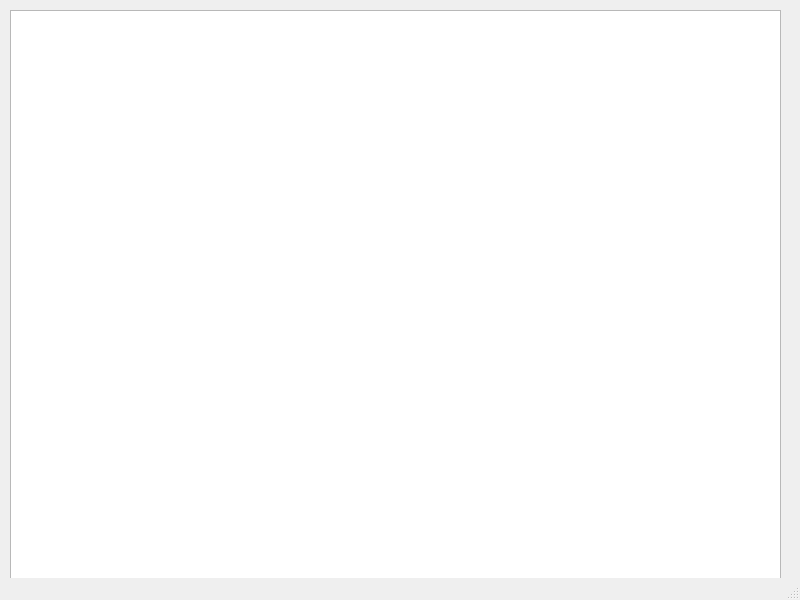
Qt form Paranoid/paranoidProject/mainwindow.ui (gbzinsheikk/Paranoid-OOP) before a commit.
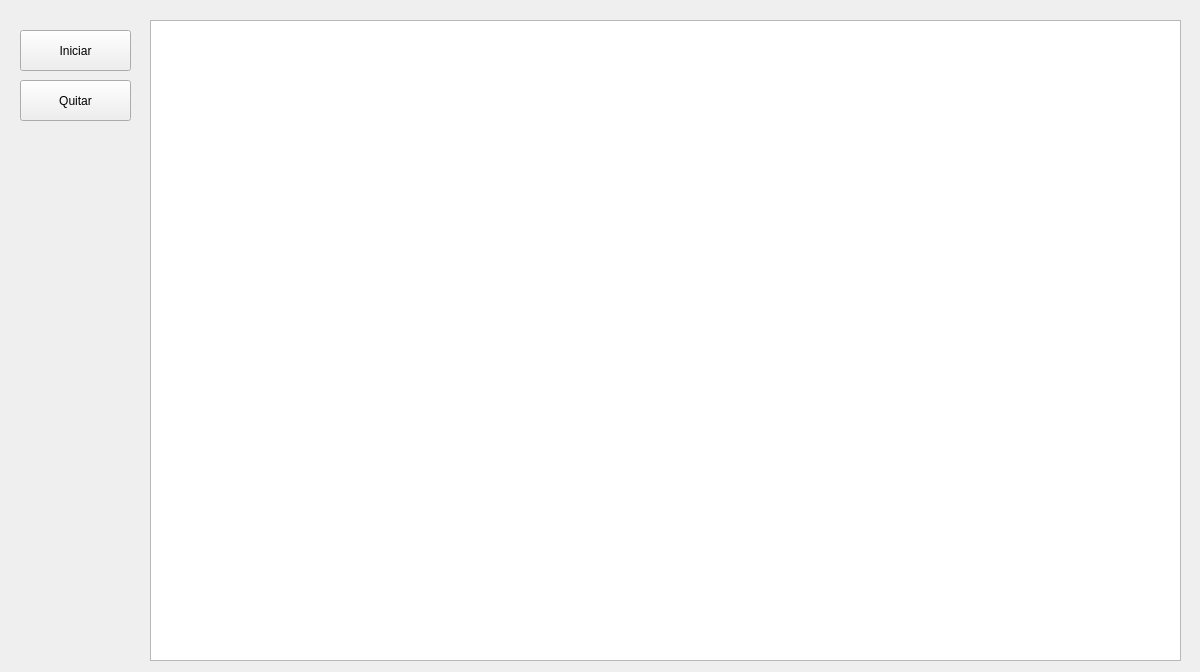
The same form after that commit.

The edit to the form file:
```diff
--- a/Paranoid/paranoidProject/mainwindow.ui
+++ b/Paranoid/paranoidProject/mainwindow.ui
@@ -6,26 +6,51 @@
    <rect>
     <x>0</x>
     <y>0</y>
-    <width>800</width>
-    <height>600</height>
+    <width>1200</width>
+    <height>672</height>
    </rect>
   </property>
   <property name="windowTitle">
    <string>MainWindow</string>
   </property>
   <widget class="QWidget" name="centralwidget">
+   <widget class="QPushButton" name="pushButton">
+    <property name="geometry">
+     <rect>
+      <x>20</x>
+      <y>30</y>
+      <width>111</width>
+      <height>41</height>
+     </rect>
+    </property>
+    <property name="text">
+     <string>Iniciar</string>
+    </property>
+   </widget>
+   <widget class="QPushButton" name="pushButton_2">
+    <property name="geometry">
+     <rect>
+      <x>20</x>
+      <y>80</y>
+      <width>111</width>
+      <height>41</height>
+     </rect>
+    </property>
+    <property name="text">
+     <string>Quitar</string>
+    </property>
+   </widget>
    <widget class="QGraphicsView" name="graphicsView">
     <property name="geometry">
      <rect>
-      <x>10</x>
-      <y>10</y>
-      <width>771</width>
-      <height>581</height>
+      <x>150</x>
+      <y>20</y>
+      <width>1031</width>
+      <height>641</height>
      </rect>
     </property>
    </widget>
   </widget>
-  <widget class="QStatusBar" name="statusbar"/>
   <action name="actionIniciar">
    <property name="text">
     <string>Iniciar</string>
```
Left out of the diff: 3 changed lines with no effect on the pictures.
